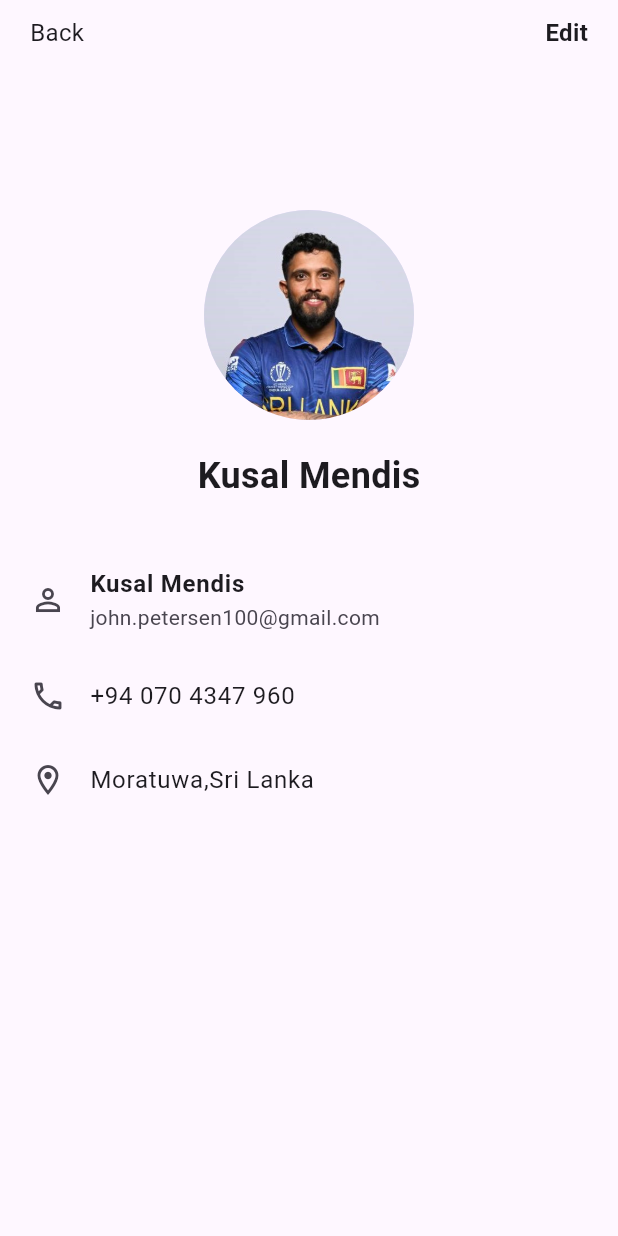
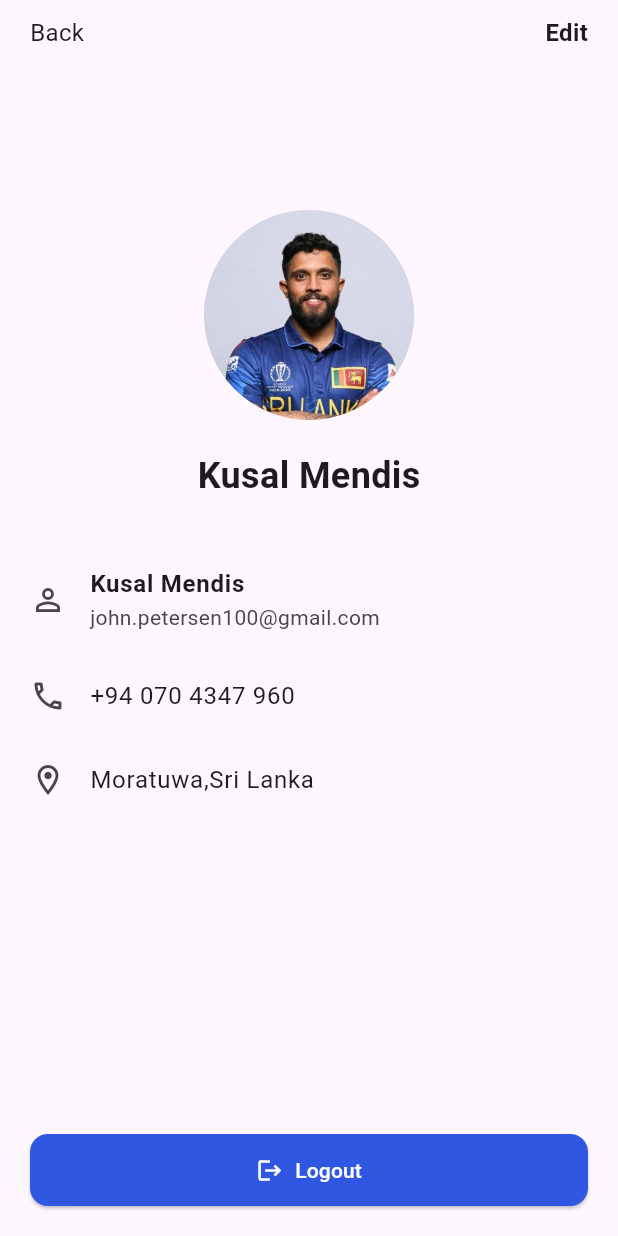
Before and after one commit to Woofy2001/ProjectBluePrint, a Flutter app: the screen it shows after launch, on a phone screen of 412 x 824 dp. Run offline on Flutter 3.47's test engine with Material 3 defaults, Android fonts, the phone set to English and light mode, and no system bars; our stand-ins replace image_picker; Roboto replaces fonts that are missing (Poppins).

Commit message:
added logout button to the user profile

```diff
--- a/blueprint_userprofile/lib/screens/user_profile.dart
+++ b/blueprint_userprofile/lib/screens/user_profile.dart
@@ -23,6 +23,10 @@ class _UserProfileState extends State<UserProfile> {
     });
   }
 
+  void _logout() {
+    debugPrint('Logout button pressed');
+  }
+
   @override
   Widget build(BuildContext context) {
     return Scaffold(
@@ -30,7 +34,7 @@ class _UserProfileState extends State<UserProfile> {
         child: Stack(
           children: [
             Padding(
-              padding: const EdgeInsets.fromLTRB(20, 140, 20, 20), // More DOWN
+              padding: const EdgeInsets.fromLTRB(20, 140, 20, 20),
               child: Column(
                 crossAxisAlignment: CrossAxisAlignment.start,
                 children: [
@@ -70,10 +74,26 @@ class _UserProfileState extends State<UserProfile> {
                     leading: const Icon(Icons.location_on_outlined),
                     title: Text(user.address),
                   ),
+                  const Spacer(),
+                  SizedBox(
+                    width: double.infinity,
+                    child: ElevatedButton.icon(
+                      onPressed: _logout,
+                      icon: const Icon(Icons.logout),
+                      label: const Text("Logout"),
+                      style: ElevatedButton.styleFrom(
+                        backgroundColor: const Color(0xFF3057E1),
+                        foregroundColor: Colors.white,
+                        padding: const EdgeInsets.symmetric(vertical: 14),
+                        shape: RoundedRectangleBorder(
+                          borderRadius: BorderRadius.circular(12),
+                        ),
+                      ),
+                    ),
+                  ),
                 ],
               ),
             ),
-            // Top row
             Padding(
               padding: const EdgeInsets.symmetric(horizontal: 20, vertical: 10),
               child: Row(
```
